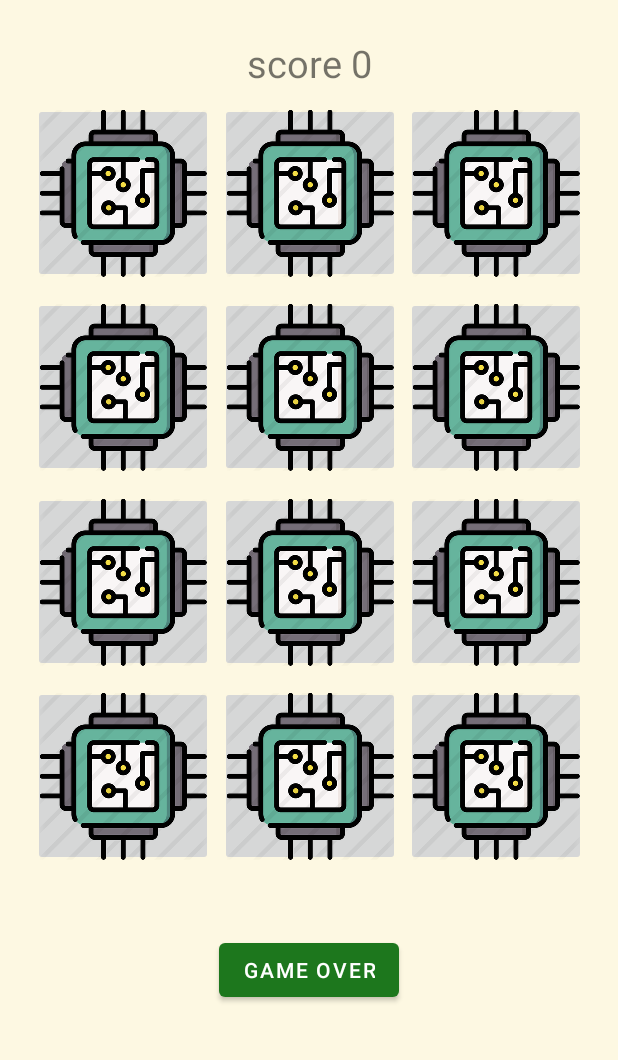
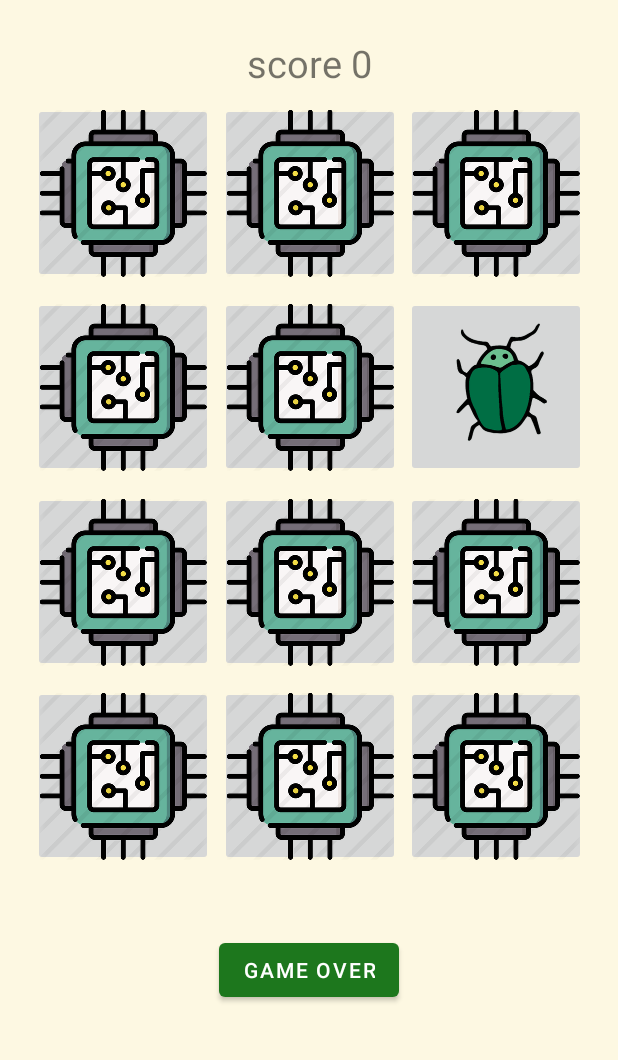
Before and after one commit to ezBrecher/Bug_Squash, an Android app: the GameFragment screen opened through its navigation route, on a phone screen of 412 x 824 dp, the part 176-1236 px from its top. Run offline under Robolectric (Android 15) with nearby library versions, the phone set to English and light mode, and no system bars.

Commit message:
added gameboard for bug squash in the form of 12 image buttons.

```diff
--- a/app/src/main/java/com/ebrecher/p2/ui/main/GameFragment.kt
+++ b/app/src/main/java/com/ebrecher/p2/ui/main/GameFragment.kt
@@ -2,6 +2,7 @@ package com.ebrecher.p2.ui.main
 
 import android.os.Bundle
 import android.os.Handler
+import android.os.Looper
 import androidx.fragment.app.Fragment
 import android.view.LayoutInflater
 import android.view.View
@@ -26,12 +27,31 @@ class GameFragment : Fragment() {
     private lateinit var imButton1: ImageButton
     private lateinit var imButton2: ImageButton
     private lateinit var imButton3: ImageButton
+    private lateinit var imButton4: ImageButton
+    private lateinit var imButton5: ImageButton
+    private lateinit var imButton6: ImageButton
+    private lateinit var imButton7: ImageButton
+    private lateinit var imButton8: ImageButton
+    private lateinit var imButton9: ImageButton
+    private lateinit var imButton10: ImageButton
+    private lateinit var imButton11: ImageButton
+    private lateinit var imButton12: ImageButton
+
+    val mainHandler = Handler(Looper.getMainLooper())
+
+
+
+    var delay: Long = 2000
 
     override fun onCreateView(
         inflater: LayoutInflater, container: ViewGroup?,
         savedInstanceState: Bundle?
     ): View? {
         val view = inflater.inflate(R.layout.game_fragment, container, false)
+
+        if (viewModel.easy) delay = 3000
+        if (viewModel.normal) delay = 2000
+        if (viewModel.hard) delay = 1000
 
         gameOverButton = view.findViewById(R.id.gameOverButton)
         gameHeader = view.findViewById(R.id.gameHeader)
@@ -40,11 +60,55 @@ class GameFragment : Fragment() {
         imButton1 = view.findViewById(R.id.imageButton1)
         imButton2 = view.findViewById(R.id.imageButton2)
         imButton3 = view.findViewById(R.id.imageButton3)
+        imButton4 = view.findViewById(R.id.imageButton4)
+        imButton5 = view.findViewById(R.id.imageButton5)
+        imButton6 = view.findViewById(R.id.imageButton6)
+        imButton7 = view.findViewById(R.id.imageButton7)
+        imButton8 = view.findViewById(R.id.imageButton8)
+        imButton9 = view.findViewById(R.id.imageButton9)
+        imButton10 = view.findViewById(R.id.imageButton10)
+        imButton11= view.findViewById(R.id.imageButton11)
+        imButton12 = view.findViewById(R.id.imageButton12)
 
+        mainHandler.post(object : Runnable {
+            override fun run() {
+                val rnds = (0..12).random()
+                when(rnds) {
+                    0 -> imButton1.setImageResource(R.drawable.bug_image)
+                    1 -> imButton2.setImageResource(R.drawable.bug_image)
+                    2 -> imButton3.setImageResource(R.drawable.bug_image)
+                    3 -> imButton4.setImageResource(R.drawable.bug_image)
+                    4 -> imButton5.setImageResource(R.drawable.bug_image)
+                    5 -> imButton6.setImageResource(R.drawable.bug_image)
+                    6 -> imButton7.setImageResource(R.drawable.bug_image)
+                    7 -> imButton8.setImageResource(R.drawable.bug_image)
+                    8 -> imButton9.setImageResource(R.drawable.bug_image)
+                    9 -> imButton10.setImageResource(R.drawable.bug_image)
+                    10 -> imButton11.setImageResource(R.drawable.bug_image)
+                    11 -> imButton12.setImageResource(R.drawable.bug_image)
+                }
+                mainHandler.postDelayed(this, delay)
+            }
+        })
+        /*
         Handler().postDelayed({
-            imButton1.setImageResource(R.drawable.bug_image)
-        }, 2000)
-
+            val rnds = (0..12).random()
+            when(rnds) {
+                0 -> imButton1.setImageResource(R.drawable.bug_image)
+                1 -> imButton2.setImageResource(R.drawable.bug_image)
+                2 -> imButton3.setImageResource(R.drawable.bug_image)
+                3 -> imButton4.setImageResource(R.drawable.bug_image)
+                4 -> imButton5.setImageResource(R.drawable.bug_image)
+                5 -> imButton6.setImageResource(R.drawable.bug_image)
+                6 -> imButton7.setImageResource(R.drawable.bug_image)
+                7 -> imButton8.setImageResource(R.drawable.bug_image)
+                8 -> imButton9.setImageResource(R.drawable.bug_image)
+                9 -> imButton10.setImageResource(R.drawable.bug_image)
+                10 -> imButton11.setImageResource(R.drawable.bug_image)
+                11 -> imButton12.setImageResource(R.drawable.bug_image)
+            }
+        }, delay)
+        */
         gameHeader.text = "Bug Squash! (" + viewModel.currDiff + ")"
         difficultyText.text = "score " + viewModel.score
 
```
